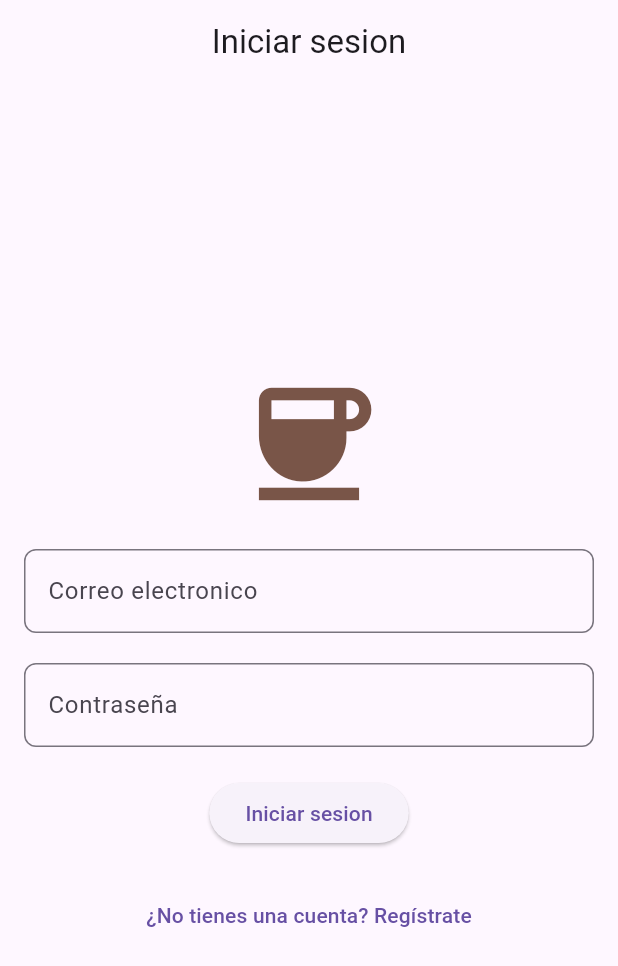
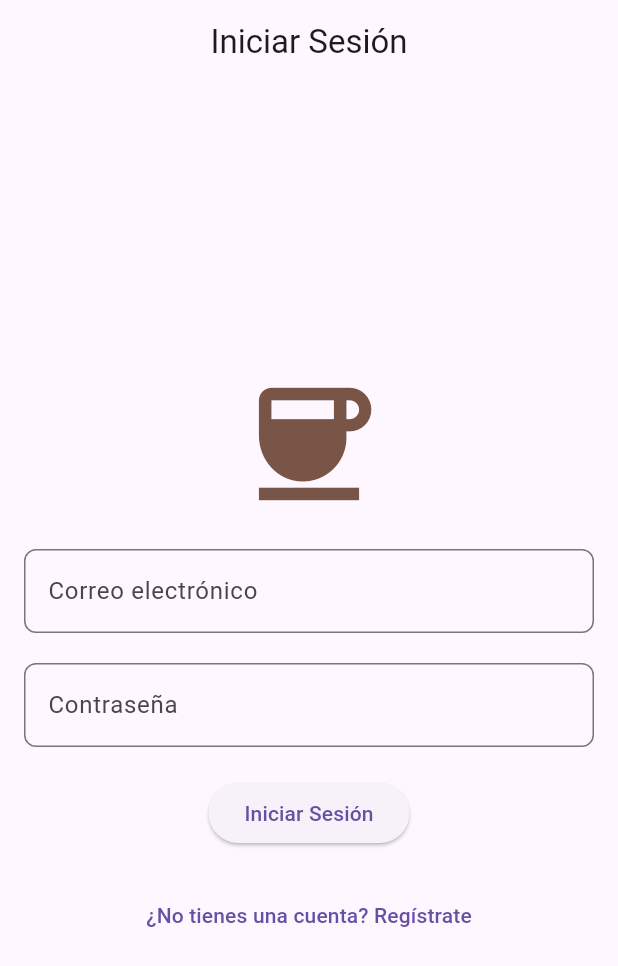
Before and after one commit to FadriqueMolina/cafeteria_app, a Flutter app: the screen it shows after launch, on a phone screen of 412 x 824 dp. Shown: the top 966 px of the screen. Run offline on Flutter 3.47's test engine with Material 3 defaults, Android fonts, the phone set to English and light mode, and no system bars; our stand-ins replace firebase_core; accounts and stored records are empty.

Commit message:
Added utils files, changed navigation using onGenerateRoute

```diff
--- a/lib/main.dart
+++ b/lib/main.dart
@@ -17,10 +17,15 @@ class MyApp extends StatelessWidget {
     return MaterialApp(
       debugShowCheckedModeBanner: false,
       home: LoginScreen(),
-      routes: {
-        "/login": (context) => LoginScreen(),
-        "/register": (context) => RegisterScreen(),
-      },
+      theme: ThemeData(primarySwatch: Colors.blue),
+      onGenerateRoute:
+          (settings) => switch (settings.name) {
+            "/" => MaterialPageRoute(builder: (context) => LoginScreen()),
+            "/register" => MaterialPageRoute(
+              builder: (context) => RegisterScreen(),
+            ),
+            _ => MaterialPageRoute(builder: (context) => LoginScreen()),
+          },
     );
   }
 }
--- a/lib/screens/login_screen.dart
+++ b/lib/screens/login_screen.dart
@@ -1,3 +1,4 @@
+import 'package:cafeteria_app/utils/strings.dart';
 import 'package:cafeteria_app/widgets/my_textfield.dart';
 import 'package:flutter/material.dart';
 
@@ -9,7 +10,7 @@ class LoginScreen extends StatelessWidget {
   @override
   Widget build(BuildContext context) {
     return Scaffold(
-      appBar: AppBar(title: const Center(child: Text("Iniciar sesion"))),
+      appBar: AppBar(title: Center(child: Text(AppStrings.loginTitle))),
       body: Padding(
         padding: EdgeInsets.all(16),
         child: Column(
@@ -20,13 +21,15 @@ class LoginScreen extends StatelessWidget {
             SizedBox(height: 20),
             //Correo
             MyTextfield(
-              labelText: "Correo electronico",
+              labelText: AppStrings.emailHint,
+              isObscured: false,
               textController: _emailController,
             ),
             SizedBox(height: 20),
             //Contraseña
             MyTextfield(
-              labelText: "Contraseña",
+              labelText: AppStrings.passwordHint,
+              isObscured: true,
               textController: _passwordController,
             ),
             SizedBox(height: 20),
@@ -36,7 +39,7 @@ class LoginScreen extends StatelessWidget {
                 print("Username: ${_emailController.text}");
                 print("Password: ${_passwordController.text}");
               },
-              child: Text("Iniciar sesion"),
+              child: Text(AppStrings.loginButton),
             ),
             SizedBox(height: 20),
             //Texto registrarse
@@ -44,7 +47,7 @@ class LoginScreen extends StatelessWidget {
               onPressed: () {
                 Navigator.pushNamed(context, "/register");
               },
-              child: Text("¿No tienes una cuenta? Regístrate"),
+              child: Text(AppStrings.noAccount),
             ),
           ],
         ),
--- /dev/null
+++ b/lib/utils/strings.dart
@@ -0,0 +1,11 @@
+class AppStrings {
+  static const loginTitle = "Iniciar Sesión";
+  static const registerTitle = "Registro";
+  static const emailHint = "Correo electrónico";
+  static const passwordHint = "Contraseña";
+  static const confirmPasswordHint = "Confirmar contraseña";
+  static const loginButton = "Iniciar Sesión";
+  static const registerButton = "Registrarse";
+  static const noAccount = "¿No tienes una cuenta? Regístrate";
+  static const haveAccount = "¿Ya tienes una cuenta? Inicia sesión";
+}
--- a/lib/widgets/my_textfield.dart
+++ b/lib/widgets/my_textfield.dart
@@ -3,16 +3,19 @@ import 'package:flutter/material.dart';
 class MyTextfield extends StatelessWidget {
   final String labelText;
   final TextEditingController textController;
+  final bool isObscured;
   const MyTextfield({
     super.key,
     required this.labelText,
     required this.textController,
+    required this.isObscured,
   });
 
   @override
   Widget build(BuildContext context) {
     return TextField(
       controller: textController,
+      obscureText: isObscured,
       decoration: InputDecoration(
         labelText: labelText,
         border: OutlineInputBorder(borderRadius: BorderRadius.circular(8.0)),
```
Also changed, not shown: lib/screens/register_screen.dart (+12 -6 lines), lib/utils/colors.dart (added, +8 -0 lines).
